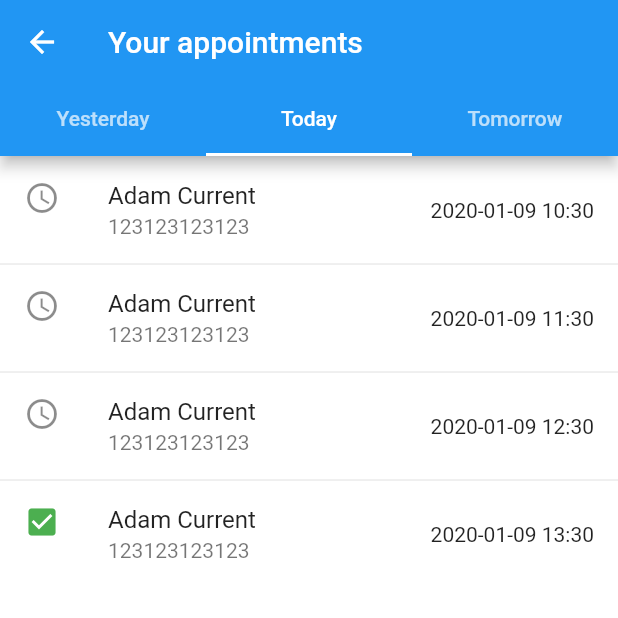
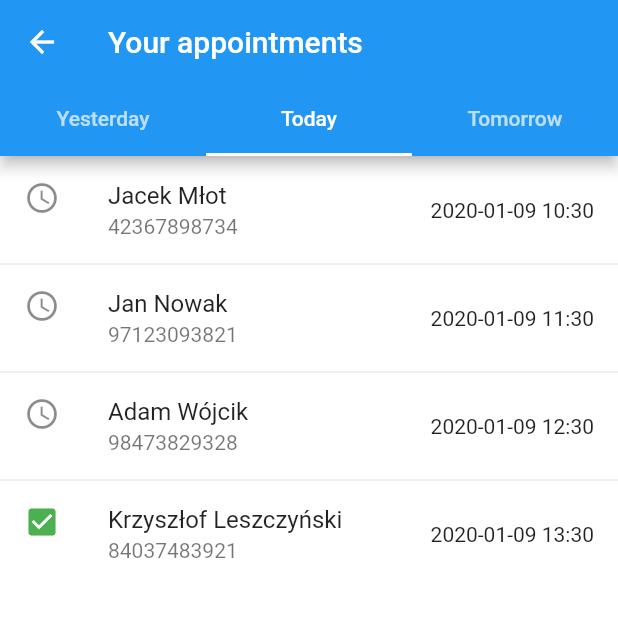
Before and after one commit to paweljur/Przychodnia-Mobile, a Flutter app: the AppointmentsPage screen opened by its route, on a phone screen of 412 x 824 dp, the top half of it. Run offline on Flutter 3.47's test engine with Material 2 defaults, Android fonts, the phone set to English and light mode, and no system bars.

Commit message:
Code review

```diff
--- a/przychodnia_mobile/lib/appointments_page.dart
+++ b/przychodnia_mobile/lib/appointments_page.dart
@@ -14,9 +14,9 @@ class _AppointmentsPageState extends State<AppointmentsPage> {
       appointmentDate: DateTime.now().subtract(Duration(days: 1, hours: 2)),
       patient: Patient(
         id: 1,
-        name: 'Adam',
-        surname: 'Past',
-        identityNumber: '123123123123',
+        name: 'Jan',
+        surname: 'Nowak',
+        identityNumber: '97123093821',
       ),
       isCancelled: false,
       isFinished: true,
@@ -26,9 +26,9 @@ class _AppointmentsPageState extends State<AppointmentsPage> {
       appointmentDate: DateTime.now().subtract(Duration(days: 1, hours: 1)),
       patient: Patient(
         id: 1,
-        name: 'Adam',
-        surname: 'Past',
-        identityNumber: '123123123123',
+        name: 'Krzyszłof',
+        surname: 'Leszczyński',
+        identityNumber: '84037483921',
       ),
       isCancelled: false,
       isFinished: false,
@@ -38,9 +38,9 @@ class _AppointmentsPageState extends State<AppointmentsPage> {
       appointmentDate: DateTime.now().subtract(Duration(days: 1, hours: 3)),
       patient: Patient(
         id: 1,
-        name: 'Adam',
-        surname: 'Past',
-        identityNumber: '123123123123',
+        name: 'Jacek',
+        surname: 'Młot',
+        identityNumber: '42367898734',
       ),
       isCancelled: false,
       isFinished: true,
@@ -50,9 +50,9 @@ class _AppointmentsPageState extends State<AppointmentsPage> {
       appointmentDate: DateTime.now().subtract(Duration(days: 1)),
       patient: Patient(
         id: 1,
-        name: 'Adam',
-        surname: 'Past',
-        identityNumber: '123123123123',
+        name: 'Jarosław',
+        surname: 'Wiśniewski',
+        identityNumber: '87023969483',
       ),
       isCancelled: true,
       isFinished: false,
@@ -63,8 +63,8 @@ class _AppointmentsPageState extends State<AppointmentsPage> {
       patient: Patient(
         id: 1,
         name: 'Adam',
-        surname: 'Current',
-        identityNumber: '123123123123',
+        surname: 'Wójcik',
+        identityNumber: '98473829328',
       ),
       isCancelled: false,
       isFinished: false,
@@ -74,9 +74,9 @@ class _AppointmentsPageState extends State<AppointmentsPage> {
       appointmentDate: DateTime.now().add(Duration(hours: 1)),
       patient: Patient(
         id: 1,
-        name: 'Adam',
-        surname: 'Current',
-        identityNumber: '123123123123',
+        name: 'Jan',
+        surname: 'Nowak',
+        identityNumber: '97123093821',
       ),
       isCancelled: false,
       isFinished: false,
@@ -86,9 +86,9 @@ class _AppointmentsPageState extends State<AppointmentsPage> {
       appointmentDate: DateTime.now().add(Duration(hours: 3)),
       patient: Patient(
         id: 1,
-        name: 'Adam',
-        surname: 'Current',
-        identityNumber: '123123123123',
+        name: 'Krzyszłof',
+        surname: 'Leszczyński',
+        identityNumber: '84037483921',
       ),
       isCancelled: false,
       isFinished: true,
@@ -98,9 +98,9 @@ class _AppointmentsPageState extends State<AppointmentsPage> {
       appointmentDate: DateTime.now(),
       patient: Patient(
         id: 1,
-        name: 'Adam',
-        surname: 'Current',
-        identityNumber: '123123123123',
+        name: 'Jacek',
+        surname: 'Młot',
+        identityNumber: '42367898734',
       ),
       isCancelled: false,
       isFinished: false,
@@ -110,9 +110,9 @@ class _AppointmentsPageState extends State<AppointmentsPage> {
       appointmentDate: DateTime.now().add(Duration(days: 1, hours: 3)),
       patient: Patient(
         id: 1,
-        name: 'Adam',
-        surname: 'Future',
-        identityNumber: '123123123123',
+        name: 'Jan',
+        surname: 'Nowak',
+        identityNumber: '97123093821',
       ),
       isCancelled: true,
       isFinished: false,
@@ -122,9 +122,9 @@ class _AppointmentsPageState extends State<AppointmentsPage> {
       appointmentDate: DateTime.now().add(Duration(days: 1, hours: 1)),
       patient: Patient(
         id: 1,
-        name: 'Adam',
-        surname: 'Future',
-        identityNumber: '123123123123',
+        name: 'Krzyszłof',
+        surname: 'Leszczyński',
+        identityNumber: '84037483921',
       ),
       isCancelled: false,
       isFinished: false,
@@ -134,9 +134,9 @@ class _AppointmentsPageState extends State<AppointmentsPage> {
       appointmentDate: DateTime.now().add(Duration(days: 1, hours: 2)),
       patient: Patient(
         id: 1,
-        name: 'Adam',
-        surname: 'Future',
-        identityNumber: '123123123123',
+        name: 'Jacek',
+        surname: 'Młot',
+        identityNumber: '42367898734',
       ),
       isCancelled: false,
       isFinished: false,
@@ -146,9 +146,9 @@ class _AppointmentsPageState extends State<AppointmentsPage> {
       appointmentDate: DateTime.now().add(Duration(days: 1)),
       patient: Patient(
         id: 1,
-        name: 'Adam',
-        surname: 'Future',
-        identityNumber: '123123123123',
+        name: 'Jarosław',
+        surname: 'Wiśniewski',
+        identityNumber: '87023969483',
       ),
       isCancelled: false,
       isFinished: false,
--- a/przychodnia_mobile/lib/models/appointment.dart
+++ b/przychodnia_mobile/lib/models/appointment.dart
@@ -16,7 +16,9 @@ class Appointment {
 
   bool wasYesterday() {
     DateTime now = DateTime.now();
-    return appointmentDate.isBefore(DateTime(now.year, now.month, now.day));
+    return appointmentDate
+            .isAfter(DateTime(now.year, now.month, now.day - 1)) &&
+        appointmentDate.isBefore(DateTime(now.year, now.month, now.day));
   }
 
   bool isToday() {
@@ -27,7 +29,9 @@ class Appointment {
 
   bool isTomorrow() {
     DateTime now = DateTime.now();
-    return appointmentDate.isAfter(DateTime(now.year, now.month, now.day + 1));
+    return appointmentDate
+            .isAfter(DateTime(now.year, now.month, now.day + 1)) &&
+        appointmentDate.isBefore(DateTime(now.year, now.month, now.day + 2));
   }
 
   String prettyAppointmentDate() {
```
